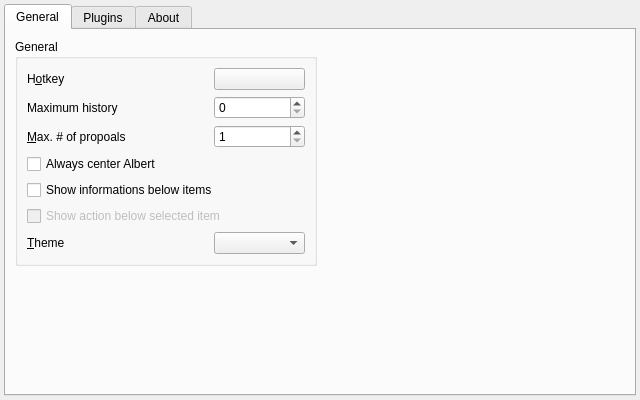
Before: the Qt Designer form src/ui/settingsdialog.ui in albertlauncher/albert, drawn with Qt 5.
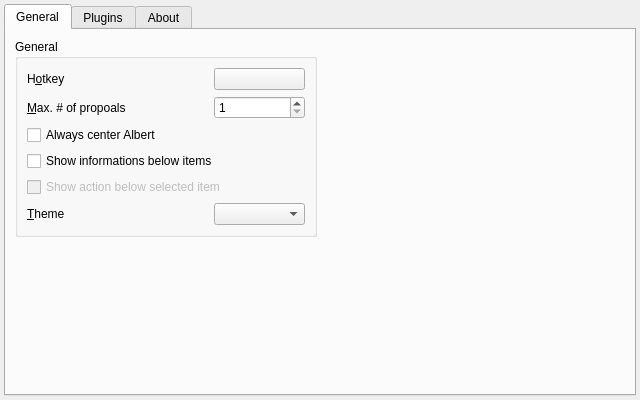
After: the same form once the commit is applied. Icons and pictures are not drawn. Custom widgets are drawn as their Qt base class.

Diff of the .ui file:
```diff
--- a/src/ui/settingsdialog.ui
+++ b/src/ui/settingsdialog.ui
@@ -50,24 +50,24 @@
             <string>General</string>
            </property>
            <layout class="QGridLayout" name="gridLayout1" columnstretch="2,1">
-            <item row="2" column="0">
-             <widget class="QLabel" name="label_2">
+            <item row="2" column="0" colspan="2">
+             <widget class="QCheckBox" name="checkBox_center">
               <property name="text">
-               <string>&amp;Max. # of propoals</string>
+               <string>Always center Albert</string>
               </property>
-              <property name="buddy">
-               <cstring>spinBox_proposals</cstring>
-              </property>
              </widget>
             </item>
-            <item row="0" column="1">
-             <widget class="GrabKeyButton" name="grabKeyButton_hotkey">
+            <item row="4" column="0" colspan="2">
+             <widget class="QCheckBox" name="checkBox_showAction">
+              <property name="enabled">
+               <bool>false</bool>
+              </property>
               <property name="text">
-               <string/>
+               <string>Show action below selected item</string>
               </property>
              </widget>
             </item>
-            <item row="2" column="1">
+            <item row="1" column="1">
              <widget class="QSpinBox" name="spinBox_proposals">
               <property name="suffix">
                <string/>
@@ -90,23 +90,14 @@
               </property>
              </widget>
             </item>
-            <item row="1" column="1">
-             <widget class="QSpinBox" name="spinBox_maxHistory"/>
-            </item>
-            <item row="6" column="1">
-             <widget class="QComboBox" name="comboBox_themes"/>
-            </item>
-            <item row="1" column="0">
-             <widget class="QLabel" name="label_10">
+            <item row="3" column="0" colspan="2">
+             <widget class="QCheckBox" name="checkBox_showInfo">
               <property name="text">
-               <string>Maximum history</string>
-              </property>
-              <property name="buddy">
-               <cstring>spinBox_maxHistory</cstring>
+               <string>Show informations below items</string>
               </property>
              </widget>
             </item>
-            <item row="6" column="0">
+            <item row="5" column="0">
              <widget class="QLabel" name="label_11">
               <property name="text">
                <string>&amp;Theme</string>
@@ -116,27 +107,23 @@
               </property>
              </widget>
             </item>
-            <item row="5" column="0" colspan="2">
-             <widget class="QCheckBox" name="checkBox_showAction">
-              <property name="enabled">
-               <bool>false</bool>
-              </property>
-              <property name="text">
-               <string>Show action below selected item</string>
-              </property>
-             </widget>
+            <item row="5" column="1">
+             <widget class="QComboBox" name="comboBox_themes"/>
             </item>
-            <item row="4" column="0" colspan="2">
-             <widget class="QCheckBox" name="checkBox_showInfo">
+            <item row="1" column="0">
+             <widget class="QLabel" name="label_2">
               <property name="text">
-               <string>Show informations below items</string>
+               <string>&amp;Max. # of propoals</string>
               </property>
+              <property name="buddy">
+               <cstring>spinBox_proposals</cstring>
+              </property>
              </widget>
             </item>
-            <item row="3" column="0" colspan="2">
-             <widget class="QCheckBox" name="checkBox_center">
+            <item row="0" column="1">
+             <widget class="GrabKeyButton" name="grabKeyButton_hotkey">
               <property name="text">
-               <string>Always center Albert</string>
+               <string/>
               </property>
              </widget>
             </item>
```
Left out of the diff: 1 changed line with no effect on the pictures.
